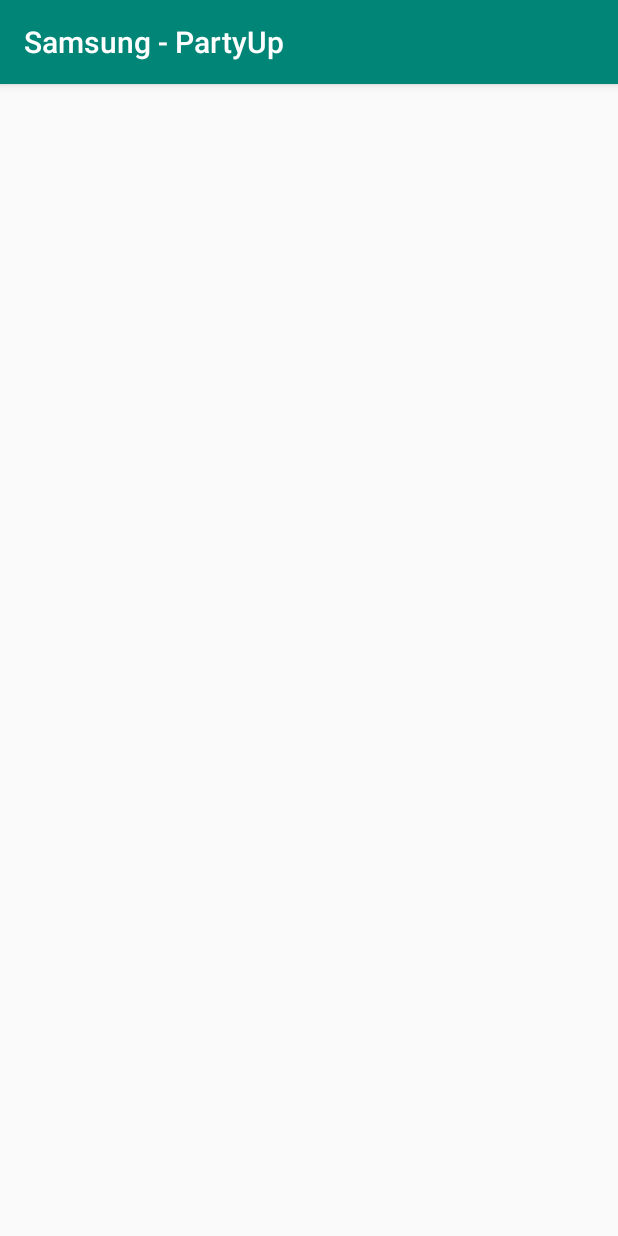
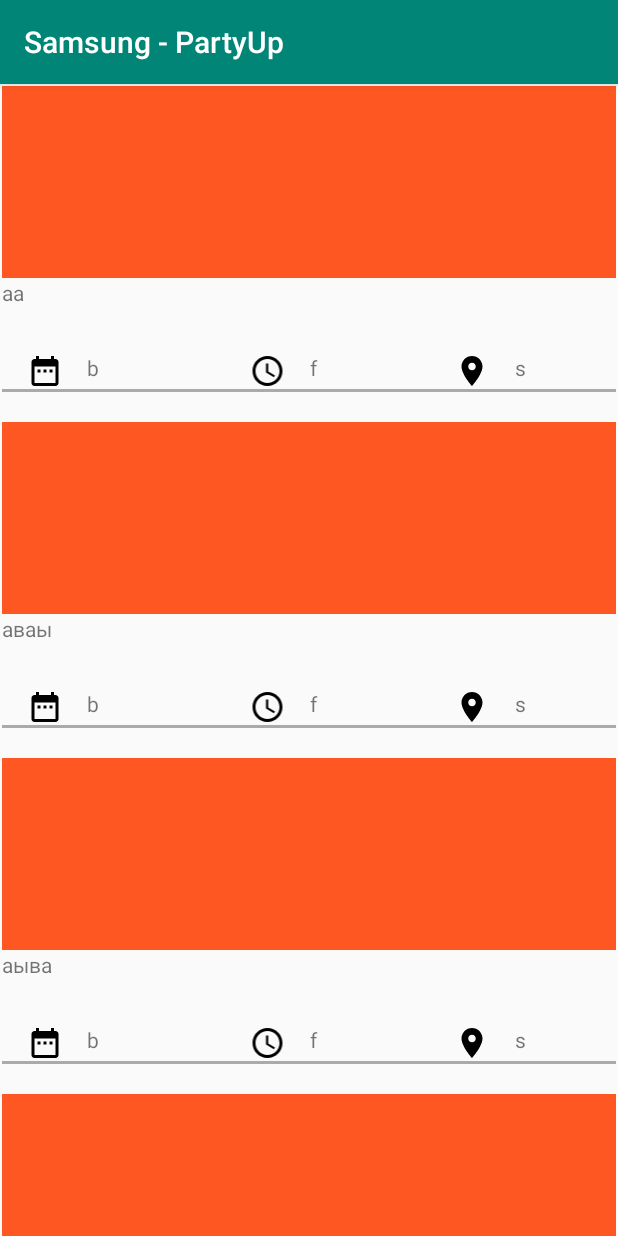
Before and after one commit to vladcto/Samsung-PartyUp, an Android app: the screen it shows after launch (MainActivity), on a phone screen of 412 x 824 dp. Run offline under Robolectric (Android 15) with nearby library versions, the phone set to English and light mode, and no system bars.

Commit message:
Доделал функционалность RecyclerView.
Плохой дизайн, нужно доделать.

```diff
--- /dev/null
+++ b/app/src/main/java/com/example/samsung_partyup/Adapter.java
@@ -0,0 +1,66 @@
+package com.example.samsung_partyup;
+
+import android.view.LayoutInflater;
+import android.view.View;
+import android.view.ViewGroup;
+import android.widget.ImageView;
+import android.widget.TextView;
+
+import androidx.annotation.NonNull;
+import androidx.recyclerview.widget.RecyclerView;
+
+import java.util.ArrayList;
+
+public class Adapter extends RecyclerView.Adapter<Adapter.ViewHolder> {
+    private ArrayList<PartyInfo> party = new ArrayList<PartyInfo>();
+
+    @Override
+    public  ViewHolder onCreateViewHolder(ViewGroup parent, int viewType) {
+        View view = LayoutInflater.from(parent.getContext())
+                .inflate(R.layout.list_party, parent, false);
+        return new  ViewHolder(view);
+    }
+
+
+    @Override
+    public void onBindViewHolder(@NonNull ViewHolder holder, int position) {
+        holder.bind(party.get(position));
+    }
+
+
+    @Override
+    public int getItemCount() {
+        return party.size();
+    }
+
+    public void setItems(PartyInfo _party) {
+        party.add(_party);
+        notifyDataSetChanged();
+    }
+
+    public class ViewHolder extends RecyclerView.ViewHolder{
+
+        private ImageView imageParty;
+        private TextView textDescription;
+        private TextView textDate;
+        private TextView textTime;
+        private TextView textGeo;
+
+        public ViewHolder(View items){
+            super(items);
+            imageParty = items.findViewById(R.id.imageParty);
+            textDescription = items.findViewById(R.id.textDescrip);
+            textDate = items.findViewById(R.id.textDate);
+            textTime = items.findViewById(R.id.textTime);
+            textGeo = items.findViewById(R.id.textGeo);
+        }
+
+        public void bind(PartyInfo _party){
+            //imageParty.setImageURI();
+            textDescription.setText(_party.getTextDescription());
+            textDate.setText(_party.getTextDate());
+            textTime.setText(_party.getTextTime());
+            textGeo.setText(_party.getTextGeo());
+        }
+    }
+}
--- a/app/src/main/java/com/example/samsung_partyup/MainActivity.java
+++ b/app/src/main/java/com/example/samsung_partyup/MainActivity.java
@@ -1,14 +1,37 @@
 package com.example.samsung_partyup;
 
 import androidx.appcompat.app.AppCompatActivity;
+import androidx.recyclerview.widget.LinearLayoutManager;
+import androidx.recyclerview.widget.RecyclerView;
 
 import android.os.Bundle;
 
+import java.util.ArrayList;
+
 public class MainActivity extends AppCompatActivity {
+
+    RecyclerView recyclerView;
 
     @Override
     protected void onCreate(Bundle savedInstanceState) {
         super.onCreate(savedInstanceState);
         setContentView(R.layout.activity_main);
+
+        recyclerView = findViewById(R.id.recyclerView);
+        recyclerView.setLayoutManager(new LinearLayoutManager(this));
+        Adapter adapter = new Adapter();
+        recyclerView.setAdapter(adapter);
+
+        adapter.setItems(new PartyInfo(0,"aа","b",
+                "f","s"));
+        adapter.setItems(new PartyInfo(0,"aваы","b",
+                "f","s"));
+        adapter.setItems(new PartyInfo(0,"aыва","b",
+                "f","s"));
+        adapter.setItems(new PartyInfo(0,"aфыввфы","b",
+                "f","s"));
+        adapter.setItems(new PartyInfo(0,"уй123фвыa","b",
+                "f","s"));
     }
+
 }
--- /dev/null
+++ b/app/src/main/java/com/example/samsung_partyup/PartyInfo.java
@@ -0,0 +1,37 @@
+package com.example.samsung_partyup;
+
+public class PartyInfo {
+    private int imageParty;
+    private String textDescription;
+    private String textDate;
+    private String textTime;
+    private String textGeo;
+
+    public PartyInfo(int imageParty, String textDescription, String textDate, String textTime, String textGeo) {
+        this.imageParty = imageParty;
+        this.textDescription = textDescription;
+        this.textDate = textDate;
+        this.textTime = textTime;
+        this.textGeo = textGeo;
+    }
+
+    public int getImageParty() {
+        return imageParty;
+    }
+
+    public String getTextDescription() {
+        return textDescription;
+    }
+
+    public String getTextDate() {
+        return textDate;
+    }
+
+    public String getTextTime() {
+        return textTime;
+    }
+
+    public String getTextGeo() {
+        return textGeo;
+    }
+}
--- a/app/src/main/res/layout/activity_main.xml
+++ b/app/src/main/res/layout/activity_main.xml
@@ -8,14 +8,13 @@
 
     <androidx.recyclerview.widget.RecyclerView
         android:id="@+id/recyclerView"
-        android:layout_width="409dp"
-        android:layout_height="354dp"
+        android:layout_width="0dp"
+        android:layout_height="0dp"
         android:layout_marginStart="1dp"
         android:layout_marginLeft="1dp"
         android:layout_marginTop="1dp"
         android:layout_marginEnd="1dp"
         android:layout_marginRight="1dp"
-        android:layout_marginBottom="376dp"
         app:layout_constraintBottom_toBottomOf="parent"
         app:layout_constraintEnd_toEndOf="parent"
         app:layout_constraintStart_toStartOf="parent"
--- a/app/src/main/res/layout/list_party.xml
+++ b/app/src/main/res/layout/list_party.xml
@@ -2,11 +2,12 @@
 <LinearLayout xmlns:android="http://schemas.android.com/apk/res/android"
     xmlns:app="http://schemas.android.com/apk/res-auto"
     xmlns:tools="http://schemas.android.com/tools"
-    android:orientation="vertical" android:layout_width="match_parent"
-    android:layout_height="match_parent">
+    android:layout_width="match_parent"
+    android:layout_height="wrap_content"
+    android:orientation="vertical">
 
     <ImageView
-        android:id="@+id/imageView"
+        android:id="@+id/imageParty"
         android:layout_width="match_parent"
         android:layout_height="128dp"
         app:srcCompat="?attr/colorError" />
@@ -17,7 +18,7 @@
         android:orientation="horizontal">
 
         <TextView
-            android:id="@+id/textView"
+            android:id="@+id/textDescrip"
             android:layout_width="match_parent"
             android:layout_height="50dp"
             android:text="TextView" />
@@ -72,4 +73,14 @@
             android:layout_weight="1"
             android:text="TextView" />
     </LinearLayout>
+
+    <ImageView
+        android:id="@+id/imageView"
+        android:layout_width="match_parent"
+        android:layout_height="2dp"
+        app:srcCompat="@android:color/darker_gray" />
+
+    <Space
+        android:layout_width="match_parent"
+        android:layout_height="20dp" />
 </LinearLayout>
```
